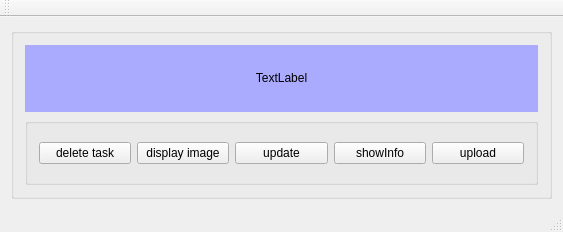
Old version of the form cell.ui in the repository mehreen019/notebox.
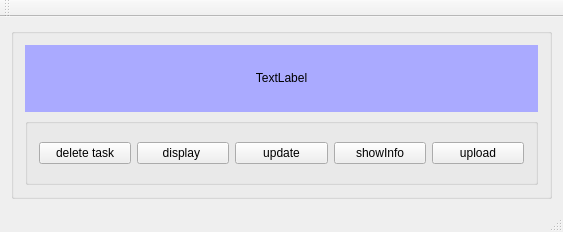
New version of the form.

Diff of the .ui file:
```diff
--- a/cell.ui
+++ b/cell.ui
@@ -53,7 +53,7 @@
           <item>
            <widget class="QPushButton" name="displayImage">
             <property name="text">
-             <string>display image</string>
+             <string>display </string>
             </property>
            </widget>
           </item>
```
